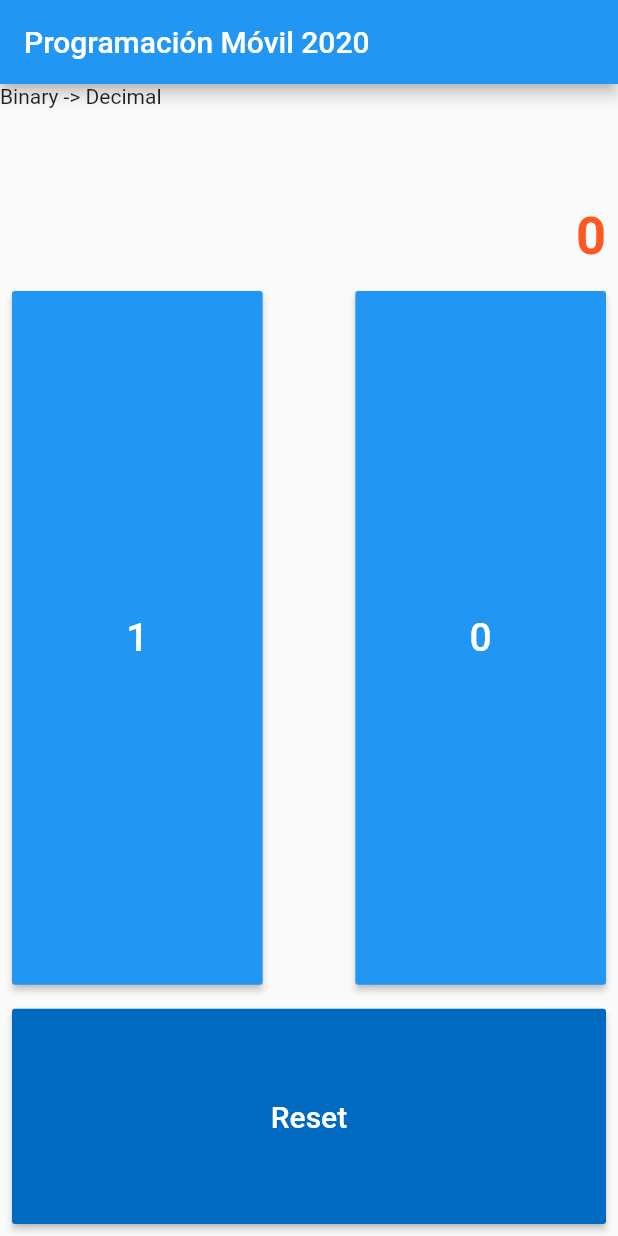
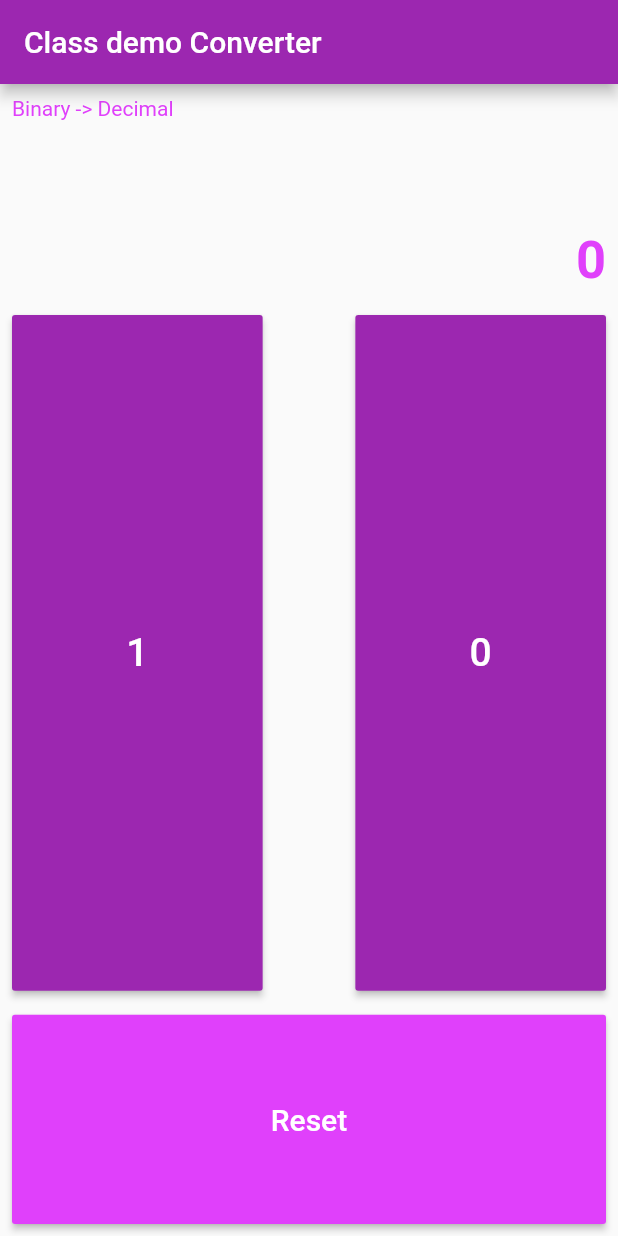
Before and after one commit to augustosalazar/F_Template_BinaryDecimalConverter, a Flutter app: the screen it shows after launch, on a phone screen of 412 x 824 dp. Run offline on Flutter 3.47's test engine with Material 2 defaults, Android fonts, the phone set to English and light mode, and no system bars.

Commit message:
add theme and change app name on Android

```diff
--- a/lib/screens/myhome.dart
+++ b/lib/screens/myhome.dart
@@ -6,13 +6,14 @@ class MyHome extends StatelessWidget {
   Widget build(BuildContext context) {
     return MaterialApp(
         debugShowCheckedModeBanner: false,
-        title: 'Flutter Demo',
+        title: 'Class demo Converter',
         theme: ThemeData(
-          primarySwatch: Colors.blue,
+           primaryColor: Colors.purple,
+           accentColor: Colors.purpleAccent,
         ),
         home: Scaffold(
             appBar: AppBar(
-              title: Text('Programación Móvil 2020'),
+              title: Text('Class demo Converter'),
             ),
             body: Center(child: Converter())));
   }
--- a/lib/widgets/converter.dart
+++ b/lib/widgets/converter.dart
@@ -37,7 +37,8 @@ class _ConverterState extends State<Converter> {
           children: <Widget>[
             Container(
                 alignment: Alignment.centerLeft,
-                child: Text("Binary -> Decimal")),
+                padding: const EdgeInsets.all(8.0),
+                child: Text("Binary -> Decimal", style: TextStyle(color: Theme.of(context).accentColor))),
             Container(
                 padding: const EdgeInsets.all(8.0),
                 alignment: Alignment.centerRight,
@@ -46,8 +47,7 @@ class _ConverterState extends State<Converter> {
                   textAlign: TextAlign.right,
                   style: TextStyle(
                       fontWeight: FontWeight.bold,
-                      color:
-                          Color(int.parse("#FF5722".replaceAll('#', '0xff'))),
+                      color:Theme.of(context).accentColor,
                       fontSize: 35),
                 )),
             Container(
@@ -56,8 +56,7 @@ class _ConverterState extends State<Converter> {
                 child: Text('$_decimal',
                     style: TextStyle(
                         fontWeight: FontWeight.bold,
-                        color:
-                            Color(int.parse("#FF5722".replaceAll('#', '0xff'))),
+                        color: Theme.of(context).accentColor,
                         fontSize: 35))),
             Expanded(
               flex: 3,
@@ -77,7 +76,7 @@ class _ConverterState extends State<Converter> {
               child: Container(
                 padding: const EdgeInsets.all(8.0),
                 child: MaterialButton(
-                    color: Color(int.parse("#0069C0".replaceAll('#', '0xff'))),
+                    color: Theme.of(context).accentColor,
                     onPressed: () {
                       _onPressed(2);
                     },
@@ -98,7 +97,7 @@ class _ConverterState extends State<Converter> {
       child: Padding(
         padding: const EdgeInsets.all(8.0),
         child: MaterialButton(
-            color: Colors.blue,
+            color: Theme.of(context).primaryColor,
             onPressed: () {
               _onPressed(number);
             },
```
Also changed, not shown: 1 other file.
